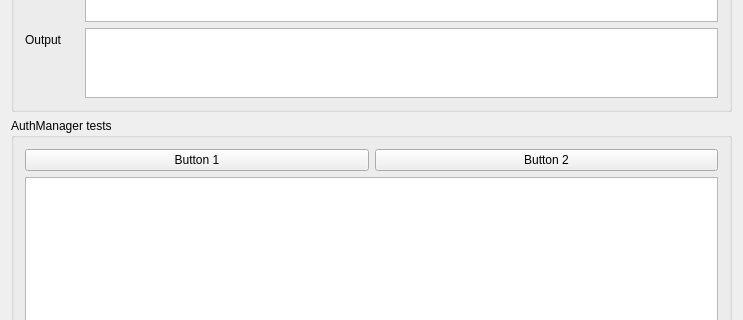
Qt form mainwindow.ui (dakcarto/QGIS-Auth) before a commit; both pictures show x 0 to 743 and y 211 to 531 of the 743 by 689 pixel window.
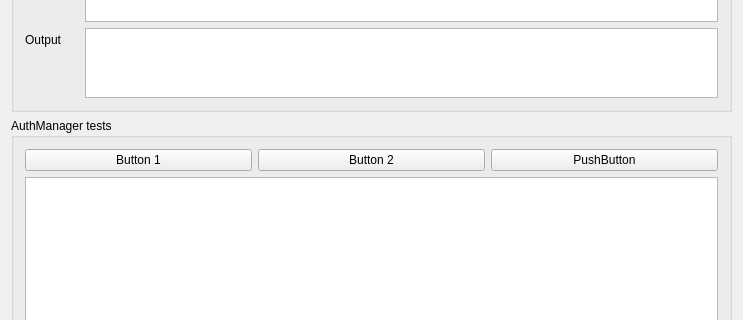
The same form after that commit.

Patch:
```diff
--- a/mainwindow.ui
+++ b/mainwindow.ui
@@ -105,6 +105,16 @@
          </property>
         </widget>
        </item>
+       <item row="0" column="2">
+        <widget class="QPushButton" name="btnThree">
+         <property name="text">
+          <string>PushButton</string>
+         </property>
+        </widget>
+       </item>
+       <item row="1" column="0" colspan="3">
+        <widget class="QPlainTextEdit" name="teOut"/>
+       </item>
       </layout>
      </widget>
     </item>
```
Left out of the diff: 3 changed lines with no effect on the pictures.
